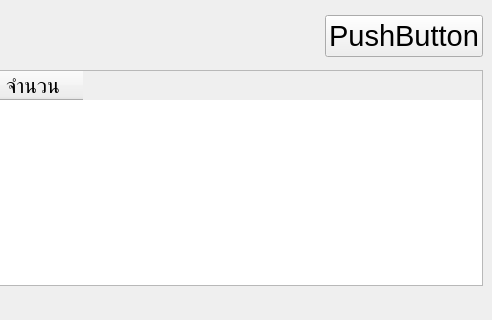
Above: Phase2/report.ui from ThanawatKMUTNB/MRINCE before the change; both pictures show x 127 to 619 and y 0 to 320 of the 619 by 600 pixel window. Below: the same form after it.
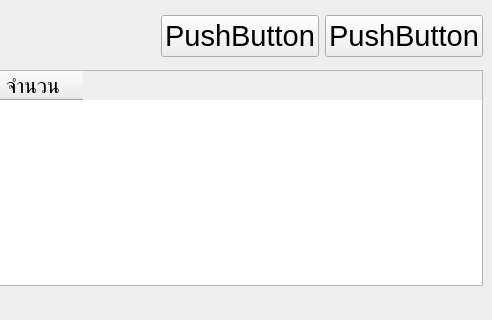
That is the form after the change.

Diff of the .ui file:
```diff
--- a/Phase2/report.ui
+++ b/Phase2/report.ui
@@ -52,6 +52,24 @@
           </property>
          </widget>
         </item>
+        <item>
+         <widget class="QPushButton" name="pushButton_2">
+          <property name="sizePolicy">
+           <sizepolicy hsizetype="Fixed" vsizetype="Fixed">
+            <horstretch>0</horstretch>
+            <verstretch>0</verstretch>
+           </sizepolicy>
+          </property>
+          <property name="font">
+           <font>
+            <pointsize>22</pointsize>
+           </font>
+          </property>
+          <property name="text">
+           <string>PushButton</string>
+          </property>
+         </widget>
+        </item>
         <item>
          <widget class="QPushButton" name="pushButton">
           <property name="sizePolicy">
```
